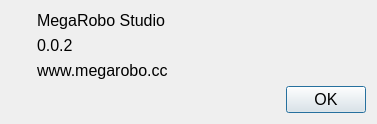
Before: the Qt Designer form source/wnd/ui/aboutdlg.ui in ww4u/megarobostudio, drawn with Qt 5.
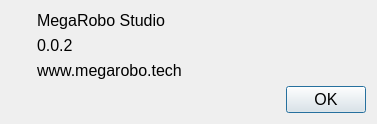
After: the same form once the commit is applied. Icons and pictures are not drawn.

```diff
--- a/source/wnd/ui/aboutdlg.ui
+++ b/source/wnd/ui/aboutdlg.ui
@@ -88,7 +88,7 @@
      <item>
       <widget class="QLabel" name="label_4">
        <property name="text">
-        <string>www.megarobo.cc</string>
+        <string>www.megarobo.tech</string>
        </property>
       </widget>
      </item>
```
